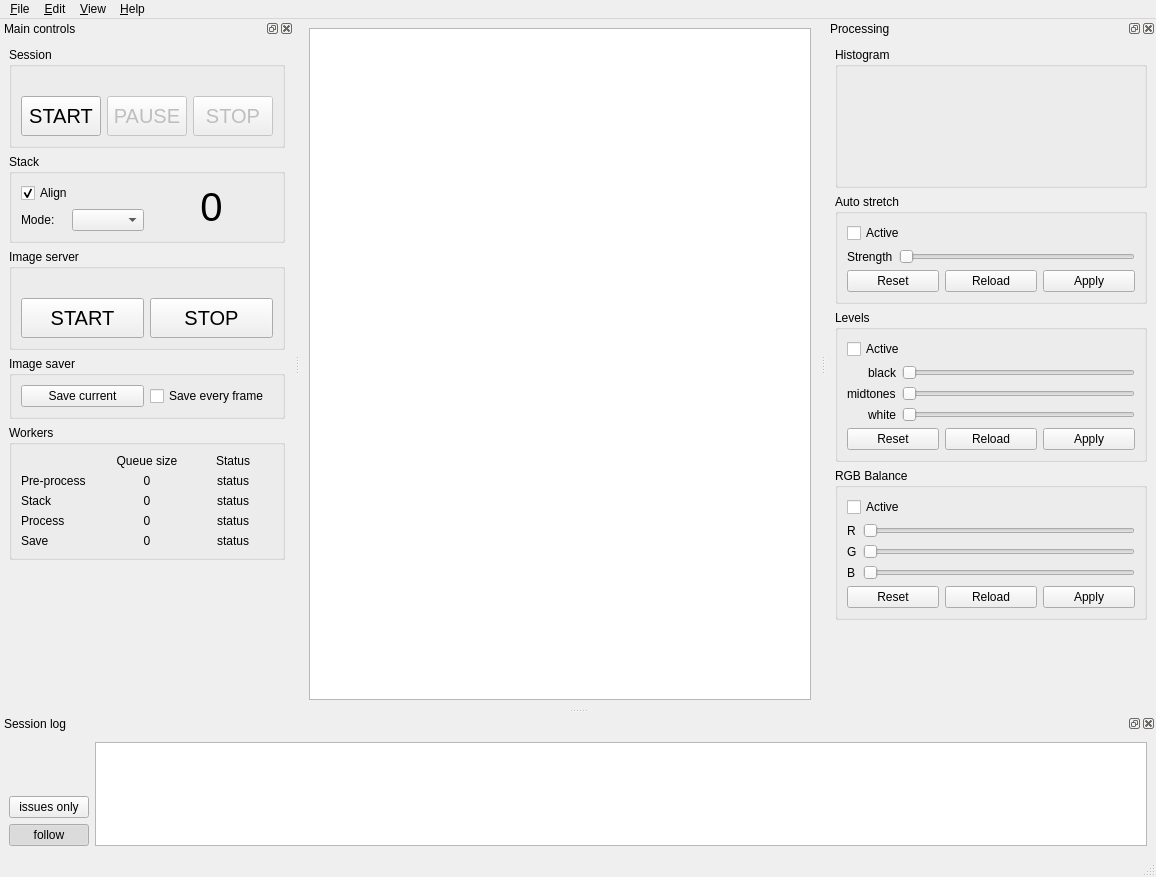
Before: the Qt Designer form src/als/ui/als_ui.ui in gehelem/als, drawn with Qt 5.
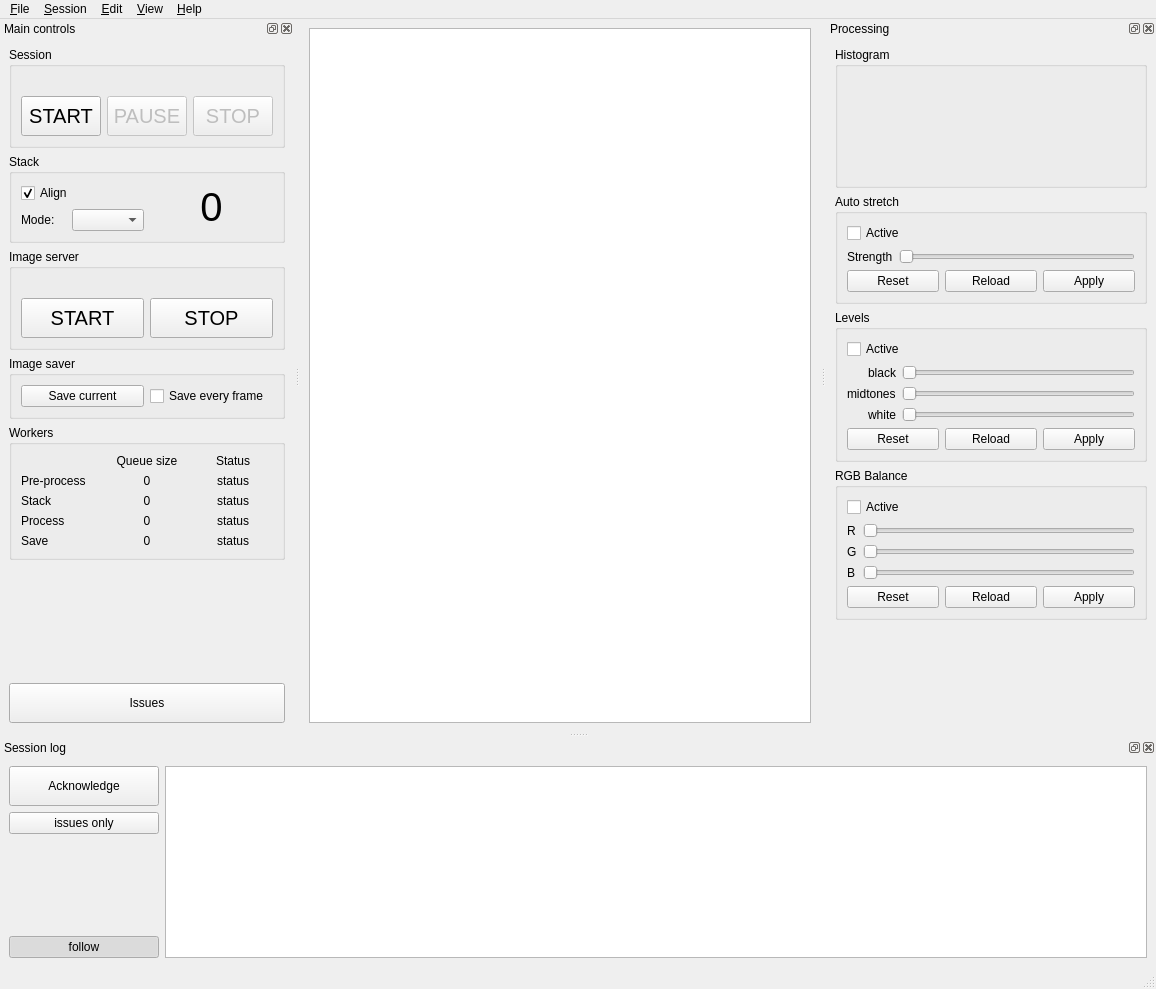
After: the same form once the commit is applied. Icons and pictures are not drawn. Custom widgets are drawn as their Qt base class.

Commit message:
change the way session issues are handled
session issues are notified with a red sign and can be acknowledged so the
sign disappears.

If log dock is not visible when an issue arises, a new button with a warning
sign appears above the folded log.
Clicking is makes the log (and the ack button) visible.

What changed in the file:
```diff
--- a/src/als/ui/als_ui.ui
+++ b/src/als/ui/als_ui.ui
@@ -7,7 +7,7 @@
     <x>0</x>
     <y>0</y>
     <width>1156</width>
-    <height>877</height>
+    <height>989</height>
    </rect>
   </property>
   <property name="minimumSize">
@@ -69,7 +69,14 @@
     </property>
     <addaction name="action_about_als"/>
    </widget>
+   <widget class="QMenu" name="menuSession">
+    <property name="title">
+     <string>&amp;Session</string>
+    </property>
+    <addaction name="action_ack_issues"/>
+   </widget>
    <addaction name="menu_File"/>
+   <addaction name="menuSession"/>
    <addaction name="menu_Edit"/>
    <addaction name="menuView"/>
    <addaction name="menu_Help"/>
@@ -597,6 +604,19 @@
        </property>
       </spacer>
      </item>
+     <item>
+      <widget class="QPushButton" name="btn_issues">
+       <property name="minimumSize">
+        <size>
+         <width>0</width>
+         <height>40</height>
+        </size>
+       </property>
+       <property name="text">
+        <string>Issues</string>
+       </property>
+      </widget>
+     </item>
     </layout>
    </widget>
   </widget>
@@ -626,6 +646,29 @@
     <layout class="QHBoxLayout" name="horizontalLayout_9">
      <item>
       <layout class="QVBoxLayout" name="verticalLayout_10">
+       <item>
+        <widget class="QPushButton" name="btn_issues_ack">
+         <property name="minimumSize">
+          <size>
+           <width>0</width>
+           <height>40</height>
+          </size>
+         </property>
+         <property name="text">
+          <string>Acknowledge</string>
+         </property>
+        </widget>
+       </item>
+       <item>
+        <widget class="QPushButton" name="btn_issues_only">
+         <property name="text">
+          <string>issues only</string>
+         </property>
+         <property name="checkable">
+          <bool>true</bool>
+         </property>
+        </widget>
+       </item>
        <item>
         <spacer name="verticalSpacer_3">
          <property name="orientation">
@@ -639,61 +682,14 @@
          </property>
         </spacer>
        </item>
-       <item>
-        <widget class="QLabel" name="lbl_warning_sign">
-         <property name="sizePolicy">
-          <sizepolicy hsizetype="Fixed" vsizetype="Fixed">
-           <horstretch>0</horstretch>
-           <verstretch>0</verstretch>
-          </sizepolicy>
-         </property>
-         <property name="minimumSize">
-          <size>
-           <width>48</width>
-           <height>48</height>
-          </size>
-         </property>
-         <property name="maximumSize">
-          <size>
-           <width>48</width>
-           <height>48</height>
-          </size>
-         </property>
-         <property name="baseSize">
-          <size>
-           <width>48</width>
-           <height>48</height>
-          </size>
-         </property>
-         <property name="toolTip">
-          <string/>
-         </property>
-         <property name="text">
-          <string notr="true"/>
-         </property>
-         <property name="pixmap">
-          <pixmap resource="../../resources/resource.qrc">:/icons/warning_sign.svg</pixmap>
-         </property>
-         <property name="scaledContents">
-          <bool>true</bool>
-         </property>
-         <property name="alignment">
-          <set>Qt::AlignJustify|Qt::AlignVCenter</set>
-         </property>
-        </widget>
-       </item>
-       <item>
-        <widget class="QPushButton" name="btn_issues_only">
-         <property name="text">
-          <string>issues only</string>
-         </property>
-         <property name="checkable">
-          <bool>true</bool>
-         </property>
-        </widget>
-       </item>
        <item>
         <widget class="QPushButton" name="btn_follow_logs">
+         <property name="minimumSize">
+          <size>
+           <width>150</width>
+           <height>0</height>
+          </size>
+         </property>
          <property name="text">
           <string>follow</string>
          </property>
```
Left out of the diff: 11 changed lines with no effect on the pictures. The commit also changes 3 other files.
